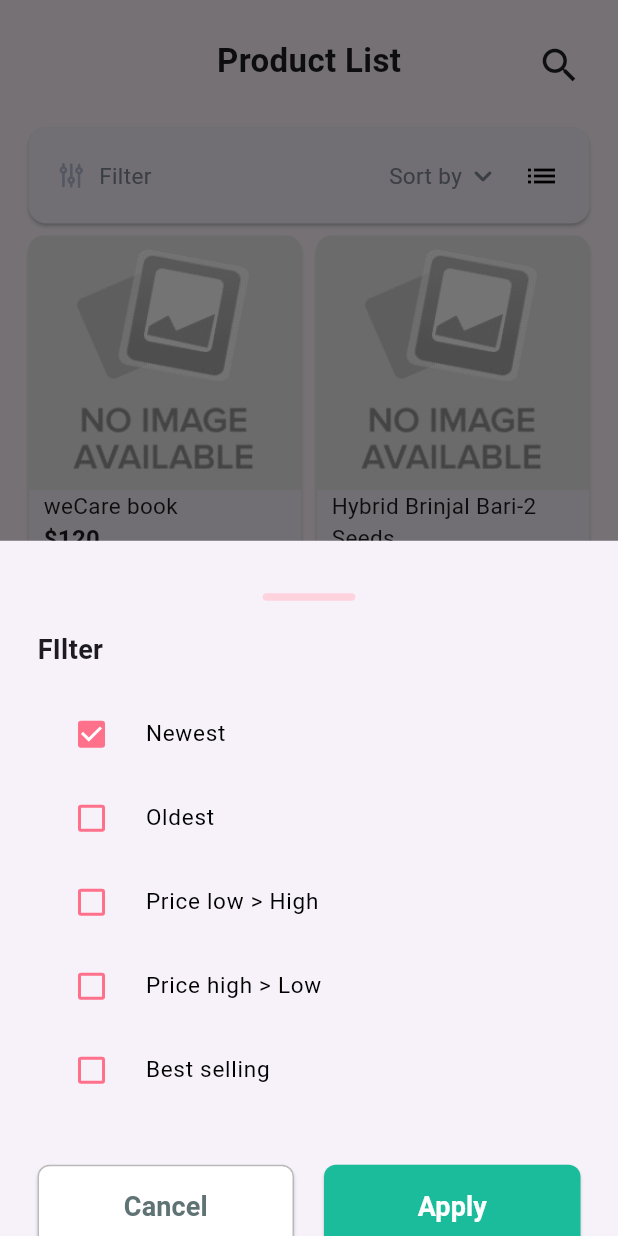
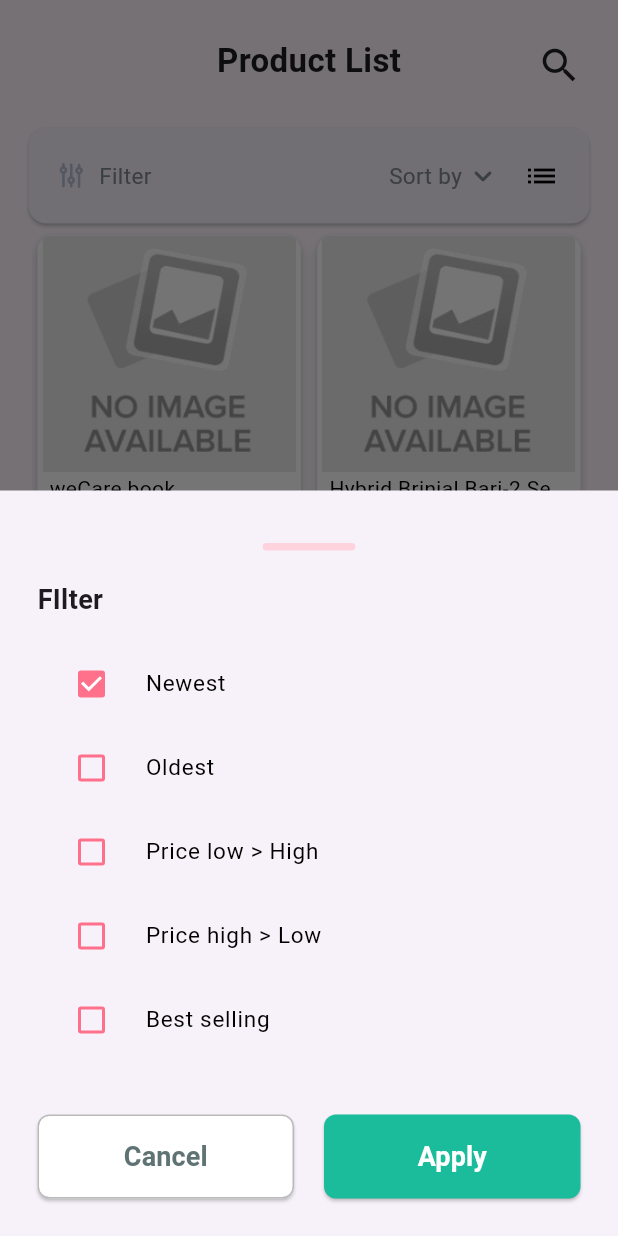
Before and after one commit to ArifurRahmanUAP/wedevs_assignment, a Flutter app: the HomeScreen screen opened by its route, after a tap on "Filter", on a phone screen of 412 x 824 dp. Run offline on Flutter 3.47's test engine with Material 3 defaults, Android fonts, the phone set to English and light mode, and no system bars; our stand-ins replace dartz, dio, dotted_border, equatable, flutter_svg, get and 4 more; accounts and stored records are empty; network calls fail; project files that could hold a hidden picture were left out.

```diff
--- a/lib/main.dart
+++ b/lib/main.dart
@@ -23,6 +23,10 @@ class MyApp extends StatelessWidget {
       navigatorKey: navigatorKey,
       debugShowCheckedModeBanner: false,
       title: 'wedevs_assignment',
+      theme: ThemeData(
+        useMaterial3: true,
+        canvasColor: Colors.white,
+      ),
       onGenerateRoute: RouteGenerator.onRouteGenerate,
       home: const Splashscreen(),
     );
--- a/lib/src/features/home_screen/ui/screens/home_screen.dart
+++ b/lib/src/features/home_screen/ui/screens/home_screen.dart
@@ -1,6 +1,7 @@
 import 'package:flutter/material.dart';
 import 'package:flutter_svg/flutter_svg.dart';
 import 'package:get/get.dart';
+import 'package:smooth_star_rating_null_safety/smooth_star_rating_null_safety.dart';
 import 'package:wedevs_assignment/src/core/common_method/common_method.dart';
 import 'package:wedevs_assignment/src/core/extensions.dart';
 import 'package:wedevs_assignment/src/core/utilities/assets_path.dart';
@@ -15,7 +16,8 @@ class HomeScreen extends StatelessWidget {
 
   @override
   Widget build(BuildContext context) {
-    return SafeArea(
+    return Container(
+      color: Colors.transparent,
       child: Scaffold(
         body: GetBuilder<HomeScreenController>(initState: (state) async {
           homePageController.readData();
@@ -78,6 +80,7 @@ class HomeScreen extends StatelessWidget {
               onTap: () {
                 showModalBottomSheet(
                   context: context,
+                  isScrollControlled: true,
                   shape: const RoundedRectangleBorder(
                     borderRadius: BorderRadius.vertical(
                       top: Radius.circular(0.0),
@@ -304,73 +307,92 @@ class HomeScreen extends StatelessWidget {
   }
 
   Widget productList({required BuildContext context}) {
-    return Obx(() {
     return Expanded(
-        child: GridView.count(
-          shrinkWrap: true,
-          // physics: NeverScrollableScrollPhysics(),
-          scrollDirection: Axis.vertical,
-          // Create a grid with 2 columns. If you change the scrollDirection to
-          // horizontal, this produces 2 rows.
+      child: Padding(
+        padding: const EdgeInsets.symmetric(horizontal: 6),
+        child: GetX<HomeScreenController>(builder: (controller) {
+          return GridView.builder(
+            itemCount: controller.products.length,
+            physics: const BouncingScrollPhysics(),
+            gridDelegate: const SliverGridDelegateWithFixedCrossAxisCount(
               crossAxisCount: 2,
-          crossAxisSpacing: 2,
-          childAspectRatio: MediaQuery.of(context).size.width /
-              (MediaQuery.of(context).size.height / 1.6),
-          mainAxisSpacing: 2,
-
-          // Generate 100 widgets that display their index in the List.
-          children: List.generate(homePageController.products.length, (index) {
+              childAspectRatio: (1 / 1.33),
+              crossAxisSpacing: 3,
+              mainAxisSpacing: 3,
+            ),
+            itemBuilder: (context, index) {
               return Card(
+                elevation: 3,
+                shape: RoundedRectangleBorder(
+                  borderRadius: BorderRadius.circular(10),
+                ),
+                child: Container(
+                  decoration: BoxDecoration(
+                    borderRadius: BorderRadius.circular(10),
+                    color: Colors.white,
+                  ),
+                  child: ClipRRect(
+                    borderRadius: BorderRadius.circular(10),
                     child: Column(
+                      mainAxisAlignment: MainAxisAlignment.start,
                       crossAxisAlignment: CrossAxisAlignment.start,
                       children: [
-                  ClipRRect(
-                    borderRadius: const BorderRadius.only(
-                      topLeft: Radius.circular(10),
-                      topRight: Radius.circular(10),
+                        Expanded(
+                          flex: 4,
+                          child: Image.network(
+                            controller.products[index].images![0].src!,
+                            fit: BoxFit.fill,
+                            errorBuilder: (context, error, stackTrace) {
+                              return Center(
+                                child: Image.asset(
+                                  AssetsPath.NO_IMAGE_FOUND_ICON,
+                                  fit: BoxFit.fill,
                                 ),
-                    // Adjust the radius as needed
-                    child: Image.network(
-                      width: MediaQuery.of(context).size.width,
-                      loadingBuilder: (context, child, loadingProgress) {
-                        if (loadingProgress == null) {
-                          return child;
-                        } else {
-                          return const Center(
-                            child: CircularProgressIndicator(),
                               );
-                        }
-                      },
-                      homePageController.products[index].images![0].src!
-                          .replaceAll("\\", ""),
-                      errorBuilder: (context, error, stackTrace) {
-                        return Image.asset(AssetsPath.NO_IMAGE_FOUND_ICON);
                             },
                           ),
                         ),
-                Container(
-                  margin: const EdgeInsets.symmetric(horizontal: 10),
+                        Expanded(
+                            flex: 2,
+                            child: Container(
+                              margin: EdgeInsets.symmetric(horizontal: 5),
+                              padding: const EdgeInsets.fromLTRB(3, 1, 2, 1),
                               child: Column(
                                 crossAxisAlignment: CrossAxisAlignment.start,
                                 children: [
                                   Text(
-                        homePageController.products[index].name!,
-                        maxLines: 2,
-                        softWrap: true,
+                                    controller.products[index].name!,
+                                    maxLines: 1,
                                     overflow: TextOverflow.ellipsis,
                                     style: const TextStyle(
-                          fontWeight: FontWeight.w400,
-                          fontSize: 15,
+                                        color: Colors.black,
+                                        fontSize: 14,
+                                        fontFamily: "Roboto",
+                                        fontStyle: FontStyle.normal,
+                                        fontWeight: FontWeight.normal),
                                   ),
+                                  // Html(
+                                  //     data: controller.productLists[index].priceHtml!
+                                  // ),
+                                  const SizedBox(
+                                    height: 2,
                                   ),
                                   Row(
                                     children: [
                                       Text(
-                              "\$${homePageController.products[index].regularPrice!}",
-                              style:
-                              homePageController.products[index].salePrice != ""
+                                          homePageController.products[index]
+                                                      .regularPrice !=
+                                                  homePageController
+                                                      .products[index].price
+                                              ? "\$${homePageController.products[index].regularPrice!}"
+                                              : "",
+                                          style: homePageController
+                                                      .products[index]
+                                                      .regularPrice !=
+                                                  ""
                                               ? const TextStyle(
-                                decoration: TextDecoration.lineThrough,
+                                                  decoration: TextDecoration
+                                                      .lineThrough,
                                                   color: Color(0xff989FA8),
                                                   fontSize: 15,
                                                   fontWeight: FontWeight.w400,
@@ -380,55 +402,45 @@ class HomeScreen extends StatelessWidget {
                                                   fontWeight: FontWeight.w700,
                                                 )),
                                       8.pw,
-                          homePageController.products[index].salePrice != ""
-                              ? Text(
-                            "\$${homePageController.products[index].salePrice}",
+                                      Text(
+                                        textAlign: TextAlign.start,
+                                        homePageController
+                                                    .products[index].price !=
+                                                ""
+                                            ? "\$${homePageController.products[index].price}"
+                                            : "",
                                         style: const TextStyle(
                                           fontSize: 16,
                                           fontWeight: FontWeight.w700,
                                         ),
                                       )
-                              : Container(),
                                     ],
                                   ),
-                      const Row(
-                        children: [
-                          Icon(
-                            Icons.star,
-                            color: Color(0xffFF708A),
-                            size: 15,
+                                  Expanded(
+                                    child: SmoothStarRating(
+                                      allowHalfRating: false,
+                                      starCount: 5,
+                                      rating: controller
+                                          .products[index].ratingCount!
+                                          .toDouble(),
+                                      size: 20,
+                                      color: Colors.orange,
+                                      borderColor: Colors.grey,
+                                      spacing: 0.0,
                                     ),
-                          Icon(
-                            Icons.star,
-                            color: Color(0xffFF708A),
-                            size: 15,
-                          ),
-                          Icon(
-                            Icons.star,
-                            color: Color(0xffFF708A),
-                            size: 15,
-                          ),
-                          Icon(
-                            Icons.star,
-                            color: Color(0xffFF708A),
-                            size: 15,
-                          ),
-                          Icon(
-                            Icons.star,
-                            color: Color(0xffFF708A),
-                            size: 15,
                                   ),
                                 ],
-                      )
+                              ),
+                            )),
                       ],
                     ),
-                )
-                ],
                   ),
+                ),
+              );
+            },
           );
         }),
       ),
     );
-    });
   }
 }
--- a/pubspec.yaml
+++ b/pubspec.yaml
@@ -18,11 +18,13 @@ dependencies:
   equatable:
   get_it:
   rxdart:
+  flutter_html:
   dio:
   shared_preferences:
   flutter_svg:
   intl:
   dartz:
+  smooth_star_rating_null_safety:
   flutter_localizations:
     sdk: flutter
   # The following adds the Cupertino Icons font to your application.
```
Also changed, not shown: lib/src/core/features/landing_screen/ui/screens/landing_screen.dart (+47 -51 lines), lib/src/features/ProfileScreen/ui/controller/profile_screen_controller.dart (+23 -13 lines), lib/src/features/ProfileScreen/ui/screens/profile_screen.dart (+17 -7 lines), pubspec.lock. Lines whose indentation alone changed are shown as unchanged.
